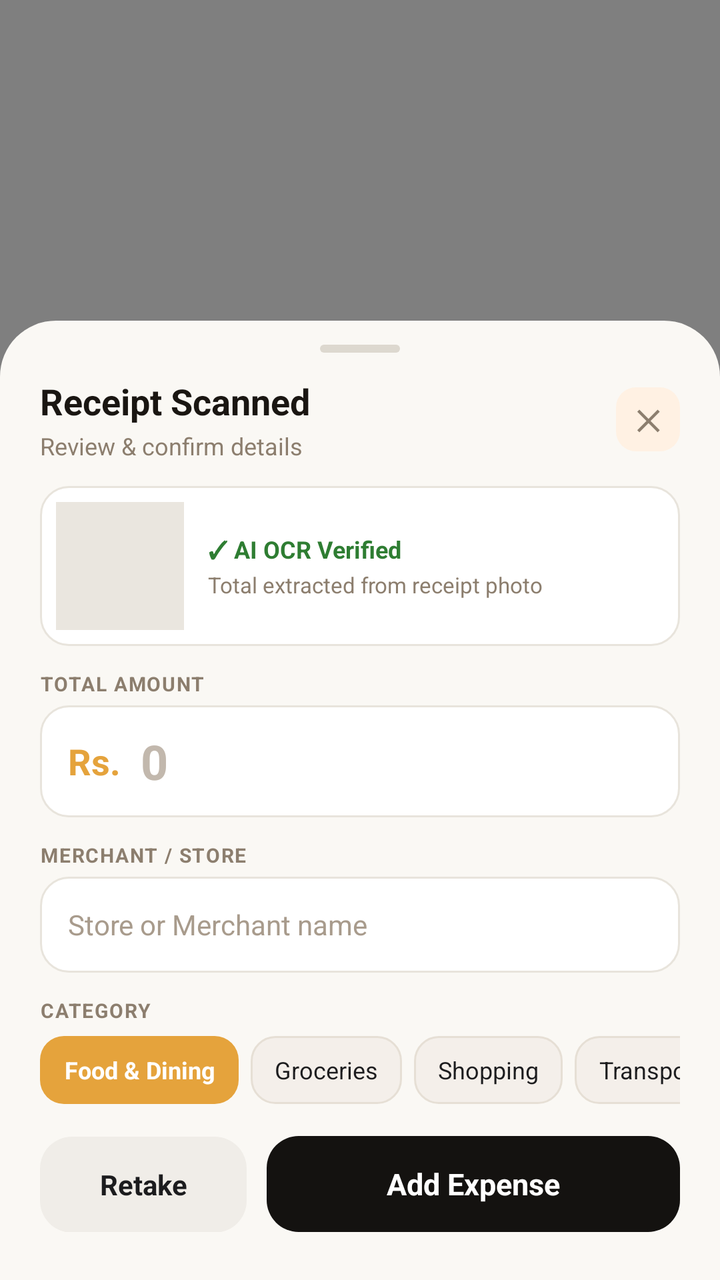
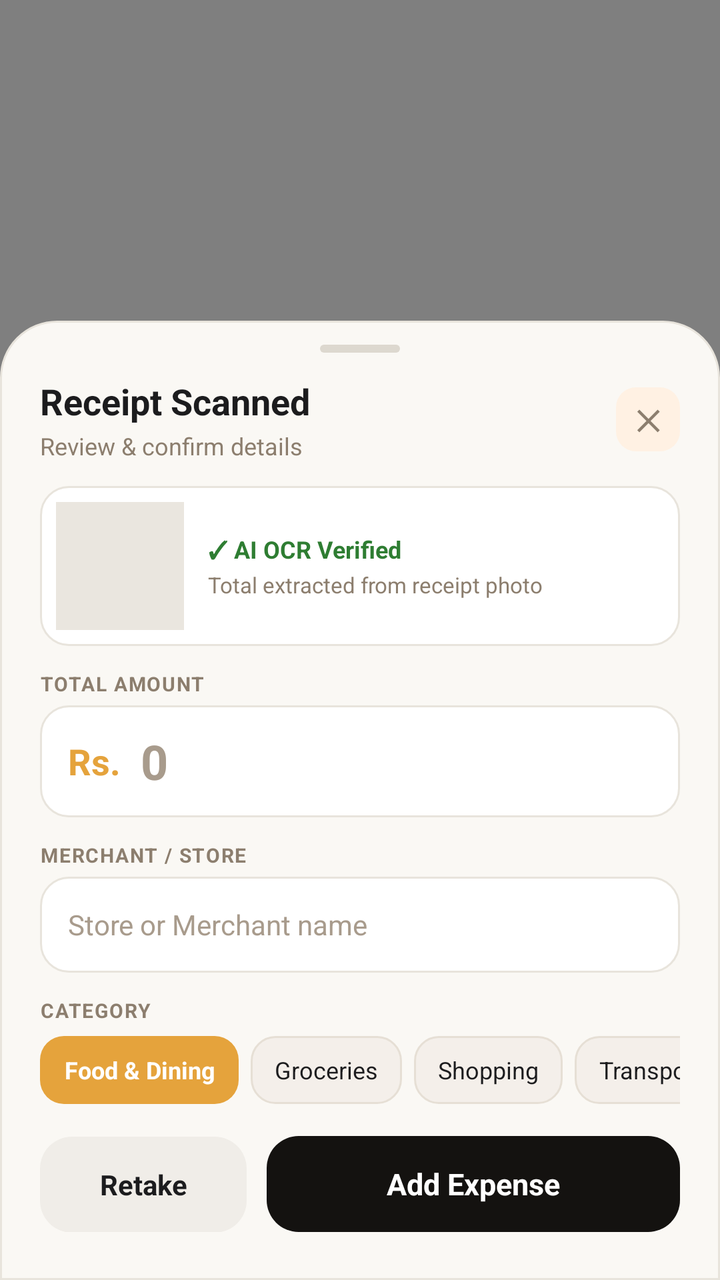

Two renders of the same Android screen: before a commit and after it. Below are the layout's source before the change and the commit's diff.
<!-- AndroidManifest.xml: fallback theme Theme.MaterialComponents.DayNight.NoActionBar -->
<!-- res/layout/dialog_scan_bottom_sheet.xml -->
<?xml version="1.0" encoding="utf-8"?>
<FrameLayout xmlns:android="http://schemas.android.com/apk/res/android"
    android:id="@+id/root_scan_view"
    android:layout_width="match_parent"
    android:layout_height="match_parent"
    android:background="#80000000"
    android:fitsSystemWindows="true">

    <LinearLayout
        android:id="@+id/layout_scan_bottom_sheet"
        android:layout_width="match_parent"
        android:layout_height="wrap_content"
        android:layout_gravity="bottom"
        android:background="@drawable/bottom_sheet_card_bg"
        android:clickable="true"
        android:focusable="true"
        android:orientation="vertical"
        android:paddingStart="20dp"
        android:paddingTop="12dp"
        android:paddingEnd="20dp"
        android:paddingBottom="24dp">

        
        <View
            android:layout_width="40dp"
            android:layout_height="4dp"
            android:layout_gravity="center_horizontal"
            android:layout_marginBottom="12dp"
            android:background="@drawable/drag_handle_pill" />

        
        <RelativeLayout
            android:layout_width="match_parent"
            android:layout_height="wrap_content"
            android:layout_marginBottom="12dp">

            <LinearLayout
                android:layout_width="wrap_content"
                android:layout_height="wrap_content"
                android:layout_alignParentStart="true"
                android:orientation="vertical">

                <TextView
                    android:layout_width="wrap_content"
                    android:layout_height="wrap_content"
                    android:text="Receipt Scanned"
                    android:textColor="#1A1612"
                    android:textSize="18sp"
                    android:textStyle="bold" />

                <TextView
                    android:id="@+id/tv_scan_subtitle"
                    android:layout_width="wrap_content"
                    android:layout_height="wrap_content"
                    android:layout_marginTop="2dp"
                    android:text="Review &amp; confirm details"
                    android:textColor="#8C7E6E"
                    android:textSize="12sp" />
            </LinearLayout>

            <TextView
                android:id="@+id/btn_scan_close"
                android:layout_width="32dp"
                android:layout_height="32dp"
                android:layout_alignParentEnd="true"
                android:layout_centerVertical="true"
                android:background="@drawable/category_badge_bg"
                android:gravity="center"
                android:text="✕"
                android:textColor="#8C7E6E"
                android:textSize="14sp"
                android:textStyle="bold" />
        </RelativeLayout>

        <ScrollView
            android:layout_width="match_parent"
            android:layout_height="wrap_content"
            android:overScrollMode="never"
            android:scrollbars="none">

            <LinearLayout
                android:layout_width="match_parent"
                android:layout_height="wrap_content"
                android:orientation="vertical">

                
                <LinearLayout
                    android:layout_width="match_parent"
                    android:layout_height="wrap_content"
                    android:background="@drawable/edit_field_bg"
                    android:gravity="center_vertical"
                    android:orientation="horizontal"
                    android:padding="8dp">

                    <ImageView
                        android:id="@+id/iv_receipt_thumbnail"
                        android:layout_width="64dp"
                        android:layout_height="64dp"
                        android:background="#EAE6DF"
                        android:contentDescription="Receipt Preview"
                        android:scaleType="centerCrop" />

                    <LinearLayout
                        android:layout_width="0dp"
                        android:layout_height="wrap_content"
                        android:layout_marginStart="12dp"
                        android:layout_weight="1"
                        android:orientation="vertical">

                        <TextView
                            android:id="@+id/tv_ocr_status"
                            android:layout_width="wrap_content"
                            android:layout_height="wrap_content"
                            android:text="✓ AI OCR Verified"
                            android:textColor="#2E7D32"
                            android:textSize="12sp"
                            android:textStyle="bold" />

                        <TextView
                            android:id="@+id/tv_ocr_snippet"
                            android:layout_width="wrap_content"
                            android:layout_height="wrap_content"
                            android:layout_marginTop="2dp"
                            android:ellipsize="end"
                            android:maxLines="2"
                            android:text="Total extracted from receipt photo"
                            android:textColor="#8C7E6E"
                            android:textSize="11sp" />
                    </LinearLayout>
                </LinearLayout>

                
                <TextView
                    android:layout_width="wrap_content"
                    android:layout_height="wrap_content"
                    android:layout_marginTop="12dp"
                    android:letterSpacing="0.06"
                    android:text="TOTAL AMOUNT"
                    android:textColor="#8C7E6E"
                    android:textSize="10sp"
                    android:textStyle="bold" />

                <LinearLayout
                    android:layout_width="match_parent"
                    android:layout_height="56dp"
                    android:layout_marginTop="4dp"
                    android:background="@drawable/edit_field_bg"
                    android:gravity="center_vertical"
                    android:orientation="horizontal"
                    android:paddingStart="14dp"
                    android:paddingEnd="14dp">

                    <TextView
                        android:id="@+id/tv_scan_currency_prefix"
                        android:layout_width="wrap_content"
                        android:layout_height="wrap_content"
                        android:text="Rs."
                        android:textColor="#E5A33C"
                        android:textSize="18sp"
                        android:textStyle="bold" />

                    <EditText
                        android:id="@+id/et_scan_amount"
                        android:layout_width="0dp"
                        android:layout_height="match_parent"
                        android:layout_marginStart="10dp"
                        android:layout_weight="1"
                        android:background="@null"
                        android:hint="0"
                        android:imeOptions="actionNext"
                        android:inputType="numberDecimal"
                        android:textColor="#1A1612"
                        android:textColorHint="#C2B8AD"
                        android:textSize="24sp"
                        android:textStyle="bold" />
                </LinearLayout>

                
                <TextView
                    android:layout_width="wrap_content"
                    android:layout_height="wrap_content"
                    android:layout_marginTop="12dp"
                    android:letterSpacing="0.06"
                    android:text="MERCHANT / STORE"
                    android:textColor="#8C7E6E"
                    android:textSize="10sp"
                    android:textStyle="bold" />

                <EditText
                    android:id="@+id/et_scan_merchant"
                    android:layout_width="match_parent"
                    android:layout_height="48dp"
                    android:layout_marginTop="4dp"
                    android:background="@drawable/edit_field_bg"
                    android:hint="Store or Merchant name"
                    android:imeOptions="actionDone"
                    android:inputType="textCapSentences"
                    android:paddingStart="14dp"
                    android:paddingEnd="14dp"
                    android:textColor="#1A1612"
                    android:textColorHint="#A89B8C"
                    android:textSize="14sp" />

                
                <TextView
                    android:layout_width="wrap_content"
                    android:layout_height="wrap_content"
                    android:layout_marginTop="12dp"
                    android:letterSpacing="0.06"
                    android:text="CATEGORY"
                    android:textColor="#8C7E6E"
                    android:textSize="10sp"
                    android:textStyle="bold" />

                <HorizontalScrollView
                    android:layout_width="match_parent"
                    android:layout_height="wrap_content"
                    android:layout_marginTop="6dp"
                    android:overScrollMode="never"
                    android:scrollbars="none">

                    <LinearLayout
                        android:id="@+id/layout_scan_category_chips"
                        android:layout_width="wrap_content"
                        android:layout_height="wrap_content"
                        android:orientation="horizontal">

                        <TextView
                            android:id="@+id/chip_scan_food"
                            android:layout_width="wrap_content"
                            android:layout_height="34dp"
                            android:layout_marginEnd="6dp"
                            android:background="@drawable/chip_selected_bg"
                            android:gravity="center"
                            android:paddingStart="12dp"
                            android:paddingEnd="12dp"
                            android:text="Food &amp; Dining"
                            android:textColor="#FFFFFF"
                            android:textSize="12sp"
                            android:textStyle="bold" />

                        <TextView
                            android:id="@+id/chip_scan_groceries"
                            android:layout_width="wrap_content"
                            android:layout_height="34dp"
                            android:layout_marginEnd="6dp"
                            android:background="@drawable/chip_unselected_bg"
                            android:gravity="center"
                            android:paddingStart="12dp"
                            android:paddingEnd="12dp"
                            android:text="Groceries"
                            android:textColor="#1C1C1E"
                            android:textSize="12sp" />

                        <TextView
                            android:id="@+id/chip_scan_shopping"
                            android:layout_width="wrap_content"
                            android:layout_height="34dp"
                            android:layout_marginEnd="6dp"
                            android:background="@drawable/chip_unselected_bg"
                            android:gravity="center"
                            android:paddingStart="12dp"
                            android:paddingEnd="12dp"
                            android:text="Shopping"
                            android:textColor="#1C1C1E"
                            android:textSize="12sp" />

                        <TextView
                            android:id="@+id/chip_scan_transport"
                            android:layout_width="wrap_content"
                            android:layout_height="34dp"
                            android:layout_marginEnd="6dp"
                            android:background="@drawable/chip_unselected_bg"
                            android:gravity="center"
                            android:paddingStart="12dp"
                            android:paddingEnd="12dp"
                            android:text="Transportation"
                            android:textColor="#1C1C1E"
                            android:textSize="12sp" />

                        <TextView
                            android:id="@+id/chip_scan_bills"
                            android:layout_width="wrap_content"
                            android:layout_height="34dp"
                            android:layout_marginEnd="6dp"
                            android:background="@drawable/chip_unselected_bg"
                            android:gravity="center"
                            android:paddingStart="12dp"
                            android:paddingEnd="12dp"
                            android:text="Bills &amp; Utilities"
                            android:textColor="#1C1C1E"
                            android:textSize="12sp" />

                        <TextView
                            android:id="@+id/chip_scan_health"
                            android:layout_width="wrap_content"
                            android:layout_height="34dp"
                            android:layout_marginEnd="6dp"
                            android:background="@drawable/chip_unselected_bg"
                            android:gravity="center"
                            android:paddingStart="12dp"
                            android:paddingEnd="12dp"
                            android:text="Health"
                            android:textColor="#1C1C1E"
                            android:textSize="12sp" />

                        <TextView
                            android:id="@+id/chip_scan_entertainment"
                            android:layout_width="wrap_content"
                            android:layout_height="34dp"
                            android:layout_marginEnd="6dp"
                            android:background="@drawable/chip_unselected_bg"
                            android:gravity="center"
                            android:paddingStart="12dp"
                            android:paddingEnd="12dp"
                            android:text="Entertainment"
                            android:textColor="#1C1C1E"
                            android:textSize="12sp" />

                        <TextView
                            android:id="@+id/chip_scan_general"
                            android:layout_width="wrap_content"
                            android:layout_height="34dp"
                            android:background="@drawable/chip_unselected_bg"
                            android:gravity="center"
                            android:paddingStart="12dp"
                            android:paddingEnd="12dp"
                            android:text="General"
                            android:textColor="#1C1C1E"
                            android:textSize="12sp" />
                    </LinearLayout>
                </HorizontalScrollView>

                
                <LinearLayout
                    android:layout_width="match_parent"
                    android:layout_height="wrap_content"
                    android:layout_marginTop="16dp"
                    android:orientation="horizontal">

                    <TextView
                        android:id="@+id/btn_scan_retake"
                        android:layout_width="0dp"
                        android:layout_height="48dp"
                        android:layout_marginEnd="10dp"
                        android:layout_weight="1"
                        android:background="@drawable/btn_secondary_bg"
                        android:gravity="center"
                        android:text="Retake"
                        android:textColor="#1C1C1E"
                        android:textSize="14sp"
                        android:textStyle="bold" />

                    <TextView
                        android:id="@+id/btn_scan_add"
                        android:layout_width="0dp"
                        android:layout_height="48dp"
                        android:layout_weight="2"
                        android:background="@drawable/btn_add_expense_bg"
                        android:gravity="center"
                        android:text="Add Expense"
                        android:textColor="#FFFFFF"
                        android:textSize="15sp"
                        android:textStyle="bold" />
                </LinearLayout>
            </LinearLayout>
        </ScrollView>
    </LinearLayout>
</FrameLayout>
<!-- resources referenced by this layout -->
<resources>
  <!-- drawable bottom_sheet_card_bg (drawable) -->
  <?xml version="1.0" encoding="utf-8"?>
  <shape xmlns:android="http://schemas.android.com/apk/res/android"
      android:shape="rectangle">
      <solid android:color="#FAF8F4" />
      <corners
          android:topLeftRadius="28dp"
          android:topRightRadius="28dp"
          android:bottomLeftRadius="0dp"
          android:bottomRightRadius="0dp" />
  </shape>
  <!-- drawable btn_add_expense_bg (drawable) -->
  <?xml version="1.0" encoding="utf-8"?>
  <ripple xmlns:android="http://schemas.android.com/apk/res/android"
      android:color="#33FFFFFF">
      <item>
          <shape android:shape="rectangle">
              <solid android:color="#141210" />
              <corners android:radius="16dp" />
          </shape>
      </item>
  </ripple>
  <!-- drawable btn_secondary_bg (drawable) -->
  <?xml version="1.0" encoding="utf-8"?>
  <ripple xmlns:android="http://schemas.android.com/apk/res/android"
      android:color="#22000000">
      <item>
          <shape android:shape="rectangle">
              <solid android:color="#F0EDE8" />
              <corners android:radius="16dp" />
          </shape>
      </item>
  </ripple>
  <!-- drawable category_badge_bg (drawable) -->
  <?xml version="1.0" encoding="utf-8"?>
  <shape xmlns:android="http://schemas.android.com/apk/res/android"
      android:shape="rectangle">
      <solid android:color="#FFF1E3" />
      <corners android:radius="10dp" />
  </shape>
  <!-- drawable chip_selected_bg (drawable) -->
  <?xml version="1.0" encoding="utf-8"?>
  <shape xmlns:android="http://schemas.android.com/apk/res/android"
      android:shape="rectangle">
      <solid android:color="#E5A33C" />
      <corners android:radius="12dp" />
  </shape>
  <!-- drawable chip_unselected_bg (drawable) -->
  <?xml version="1.0" encoding="utf-8"?>
  <shape xmlns:android="http://schemas.android.com/apk/res/android"
      android:shape="rectangle">
      <solid android:color="#F4EFEA" />
      <stroke android:width="1dp" android:color="#E6DFD5" />
      <corners android:radius="12dp" />
  </shape>
  <!-- drawable drag_handle_pill (drawable) -->
  <?xml version="1.0" encoding="utf-8"?>
  <shape xmlns:android="http://schemas.android.com/apk/res/android"
      android:shape="rectangle">
      <solid android:color="#DDD8CF" />
      <corners android:radius="3dp" />
      <size android:width="40dp" android:height="4dp" />
  </shape>
  <!-- drawable edit_field_bg (drawable) -->
  <?xml version="1.0" encoding="utf-8"?>
  <shape xmlns:android="http://schemas.android.com/apk/res/android"
      android:shape="rectangle">
      <solid android:color="#FFFFFF" />
      <stroke android:width="1dp" android:color="#E8E4DC" />
      <corners android:radius="14dp" />
  </shape>
</resources>

<!-- the commit's change to res/layout/dialog_scan_bottom_sheet.xml (unified diff, before → after) -->
@@ -44,7 +44,7 @@
                     android:layout_width="wrap_content"
                     android:layout_height="wrap_content"
                     android:text="Receipt Scanned"
-                    android:textColor="#1A1612"
+                    android:textColor="@color/popup_text_primary"
                     android:textSize="18sp"
                     android:textStyle="bold" />
 
@@ -54,7 +54,7 @@
                     android:layout_height="wrap_content"
                     android:layout_marginTop="2dp"
                     android:text="Review &amp; confirm details"
-                    android:textColor="#8C7E6E"
+                    android:textColor="@color/popup_text_secondary"
                     android:textSize="12sp" />
             </LinearLayout>
 
@@ -67,7 +67,7 @@
                 android:background="@drawable/category_badge_bg"
                 android:gravity="center"
                 android:text="✕"
-                android:textColor="#8C7E6E"
+                android:textColor="@color/popup_text_secondary"
                 android:textSize="14sp"
                 android:textStyle="bold" />
         </RelativeLayout>
@@ -96,7 +96,7 @@
                         android:id="@+id/iv_receipt_thumbnail"
                         android:layout_width="64dp"
                         android:layout_height="64dp"
-                        android:background="#EAE6DF"
+                        android:background="@color/popup_thumbnail_bg"
                         android:contentDescription="Receipt Preview"
                         android:scaleType="centerCrop" />
 
@@ -124,7 +124,7 @@
                             android:ellipsize="end"
                             android:maxLines="2"
                             android:text="Total extracted from receipt photo"
-                            android:textColor="#8C7E6E"
+                            android:textColor="@color/popup_text_secondary"
                             android:textSize="11sp" />
                     </LinearLayout>
                 </LinearLayout>
@@ -136,7 +136,7 @@
                     android:layout_marginTop="12dp"
                     android:letterSpacing="0.06"
                     android:text="TOTAL AMOUNT"
-                    android:textColor="#8C7E6E"
+                    android:textColor="@color/popup_text_secondary"
                     android:textSize="10sp"
                     android:textStyle="bold" />
 
@@ -155,7 +155,7 @@
                         android:layout_width="wrap_content"
                         android:layout_height="wrap_content"
                         android:text="Rs."
-                        android:textColor="#E5A33C"
+                        android:textColor="@color/widget_accent_amber"
                         android:textSize="18sp"
                         android:textStyle="bold" />
 
@@ -169,8 +169,8 @@
                         android:hint="0"
                         android:imeOptions="actionNext"
                         android:inputType="numberDecimal"
-                        android:textColor="#1A1612"
-                        android:textColorHint="#C2B8AD"
+                        android:textColor="@color/popup_text_primary"
+                        android:textColorHint="@color/popup_input_hint"
                         android:textSize="24sp"
                         android:textStyle="bold" />
                 </LinearLayout>
@@ -182,7 +182,7 @@
                     android:layout_marginTop="12dp"
                     android:letterSpacing="0.06"
                     android:text="MERCHANT / STORE"
-                    android:textColor="#8C7E6E"
+                    android:textColor="@color/popup_text_secondary"
                     android:textSize="10sp"
                     android:textStyle="bold" />
 
@@ -197,8 +197,8 @@
                     android:inputType="textCapSentences"
                     android:paddingStart="14dp"
                     android:paddingEnd="14dp"
-                    android:textColor="#1A1612"
-                    android:textColorHint="#A89B8C"
+                    android:textColor="@color/popup_text_primary"
+                    android:textColorHint="@color/popup_input_hint"
                     android:textSize="14sp" />
 
                 
@@ -208,7 +208,7 @@
                     android:layout_marginTop="12dp"
                     android:letterSpacing="0.06"
                     android:text="CATEGORY"
-                    android:textColor="#8C7E6E"
+                    android:textColor="@color/popup_text_secondary"
                     android:textSize="10sp"
                     android:textStyle="bold" />
 
@@ -235,7 +235,7 @@
                             android:paddingStart="12dp"
                             android:paddingEnd="12dp"
                             android:text="Food &amp; Dining"
-                            android:textColor="#FFFFFF"
+                            android:textColor="@color/popup_chip_selected_text"
                             android:textSize="12sp"
                             android:textStyle="bold" />
 
@@ -249,7 +249,7 @@
                             android:paddingStart="12dp"
                             android:paddingEnd="12dp"
                             android:text="Groceries"
-                            android:textColor="#1C1C1E"
+                            android:textColor="@color/popup_chip_unselected_text"
                             android:textSize="12sp" />
 
                         <TextView
@@ -262,7 +262,7 @@
                             android:paddingStart="12dp"
                             android:paddingEnd="12dp"
                             android:text="Shopping"
-                            android:textColor="#1C1C1E"
+                            android:textColor="@color/popup_chip_unselected_text"
                             android:textSize="12sp" />
 
                         <TextView
@@ -275,7 +275,7 @@
                             android:paddingStart="12dp"
                             android:paddingEnd="12dp"
                             android:text="Transportation"
-                            android:textColor="#1C1C1E"
+                            android:textColor="@color/popup_chip_unselected_text"
                             android:textSize="12sp" />
 
                         <TextView
@@ -288,7 +288,7 @@
                             android:paddingStart="12dp"
                             android:paddingEnd="12dp"
                             android:text="Bills &amp; Utilities"
-                            android:textColor="#1C1C1E"
+                            android:textColor="@color/popup_chip_unselected_text"
                             android:textSize="12sp" />
 
                         <TextView
@@ -301,7 +301,7 @@
                             android:paddingStart="12dp"
                             android:paddingEnd="12dp"
                             android:text="Health"
-                            android:textColor="#1C1C1E"
+                            android:textColor="@color/popup_chip_unselected_text"
                             android:textSize="12sp" />
 
                         <TextView
@@ -314,7 +314,7 @@
                             android:paddingStart="12dp"
                             android:paddingEnd="12dp"
                             android:text="Entertainment"
-                            android:textColor="#1C1C1E"
+                            android:textColor="@color/popup_chip_unselected_text"
                             android:textSize="12sp" />
 
                         <TextView
@@ -326,7 +326,7 @@
                             android:paddingStart="12dp"
                             android:paddingEnd="12dp"
                             android:text="General"
-                            android:textColor="#1C1C1E"
+                            android:textColor="@color/popup_chip_unselected_text"
                             android:textSize="12sp" />
                     </LinearLayout>
                 </HorizontalScrollView>
@@ -347,7 +347,7 @@
                         android:background="@drawable/btn_secondary_bg"
                         android:gravity="center"
                         android:text="Retake"
-                        android:textColor="#1C1C1E"
+                        android:textColor="@color/popup_btn_secondary_text"
                         android:textSize="14sp"
                         android:textStyle="bold" />
 
@@ -359,7 +359,7 @@
                         android:background="@drawable/btn_add_expense_bg"
                         android:gravity="center"
                         android:text="Add Expense"
-                        android:textColor="#FFFFFF"
+                        android:textColor="@color/popup_btn_primary_text"
                         android:textSize="15sp"
                         android:textStyle="bold" />
                 </LinearLayout>
<!-- resource entries referenced after the edit -->
@@ -1,10 +1,20 @@
 <!-- resources referenced by this layout -->
 <resources>
+  <color name="popup_btn_primary_text">#FFFFFF</color>
+  <color name="popup_btn_secondary_text">#1C1C1E</color>
+  <color name="popup_chip_selected_text">#FFFFFF</color>
+  <color name="popup_chip_unselected_text">#1C1C1E</color>
+  <color name="popup_input_hint">#A89B8C</color>
+  <color name="popup_text_primary">#1C1C1E</color>
+  <color name="popup_text_secondary">#8C7E6E</color>
+  <color name="popup_thumbnail_bg">#EAE6DF</color>
+  <color name="widget_accent_amber">#E5A33C</color>
   <!-- drawable bottom_sheet_card_bg (drawable) -->
   <?xml version="1.0" encoding="utf-8"?>
   <shape xmlns:android="http://schemas.android.com/apk/res/android"
       android:shape="rectangle">
-      <solid android:color="#FAF8F4" />
+      <solid android:color="@color/popup_sheet_bg" />
+      <stroke android:width="1dp" android:color="@color/popup_card_border" />
       <corners
           android:topLeftRadius="28dp"
           android:topRightRadius="28dp"
@@ -17,7 +27,7 @@
       android:color="#33FFFFFF">
       <item>
           <shape android:shape="rectangle">
-              <solid android:color="#141210" />
+              <solid android:color="@color/popup_btn_primary_bg" />
               <corners android:radius="16dp" />
           </shape>
       </item>
@@ -28,7 +38,7 @@
       android:color="#22000000">
       <item>
           <shape android:shape="rectangle">
-              <solid android:color="#F0EDE8" />
+              <solid android:color="@color/popup_btn_secondary_bg" />
               <corners android:radius="16dp" />
           </shape>
       </item>
@@ -37,29 +47,29 @@
   <?xml version="1.0" encoding="utf-8"?>
   <shape xmlns:android="http://schemas.android.com/apk/res/android"
       android:shape="rectangle">
-      <solid android:color="#FFF1E3" />
+      <solid android:color="@color/popup_category_badge_bg" />
       <corners android:radius="10dp" />
   </shape>
   <!-- drawable chip_selected_bg (drawable) -->
   <?xml version="1.0" encoding="utf-8"?>
   <shape xmlns:android="http://schemas.android.com/apk/res/android"
       android:shape="rectangle">
-      <solid android:color="#E5A33C" />
+      <solid android:color="@color/popup_chip_selected_bg" />
       <corners android:radius="12dp" />
   </shape>
   <!-- drawable chip_unselected_bg (drawable) -->
   <?xml version="1.0" encoding="utf-8"?>
   <shape xmlns:android="http://schemas.android.com/apk/res/android"
       android:shape="rectangle">
-      <solid android:color="#F4EFEA" />
-      <stroke android:width="1dp" android:color="#E6DFD5" />
+      <solid android:color="@color/popup_chip_unselected_bg" />
+      <stroke android:width="1dp" android:color="@color/popup_chip_unselected_border" />
       <corners android:radius="12dp" />
   </shape>
   <!-- drawable drag_handle_pill (drawable) -->
   <?xml version="1.0" encoding="utf-8"?>
   <shape xmlns:android="http://schemas.android.com/apk/res/android"
       android:shape="rectangle">
-      <solid android:color="#DDD8CF" />
+      <solid android:color="@color/popup_drag_handle" />
       <corners android:radius="3dp" />
       <size android:width="40dp" android:height="4dp" />
   </shape>
@@ -67,9 +77,20 @@
   <?xml version="1.0" encoding="utf-8"?>
   <shape xmlns:android="http://schemas.android.com/apk/res/android"
       android:shape="rectangle">
-      <solid android:color="#FFFFFF" />
-      <stroke android:width="1dp" android:color="#E8E4DC" />
+      <solid android:color="@color/popup_input_bg" />
+      <stroke android:width="1dp" android:color="@color/popup_input_border" />
       <corners android:radius="14dp" />
   </shape>
+  <color name="popup_sheet_bg">#FAF8F4</color>
+  <color name="popup_card_border">#E8E4DC</color>
+  <color name="popup_btn_primary_bg">#141210</color>
+  <color name="popup_btn_secondary_bg">#F0EDE8</color>
+  <color name="popup_category_badge_bg">#FFF1E3</color>
+  <color name="popup_chip_selected_bg">#E5A33C</color>
+  <color name="popup_chip_unselected_bg">#F4EFEA</color>
+  <color name="popup_chip_unselected_border">#E6DFD5</color>
+  <color name="popup_drag_handle">#DDD8CF</color>
+  <color name="popup_input_bg">#FFFFFF</color>
+  <color name="popup_input_border">#E8E4DC</color>
 </resources>
 
